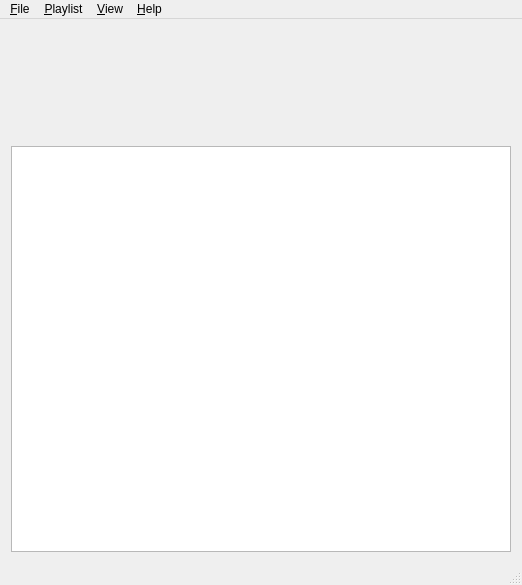
Old version of the form fluxplayer/fluxplayer.ui in the repository fluxTH/fluxplayer.
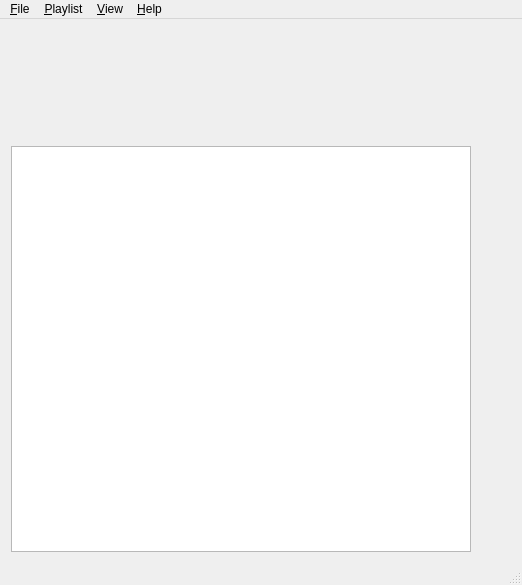
New version of the form. Custom widgets are drawn as their Qt base class.

```diff
--- a/fluxplayer/fluxplayer.ui
+++ b/fluxplayer/fluxplayer.ui
@@ -26,7 +26,24 @@
      </widget>
     </item>
     <item>
-     <widget class="FXTableView" name="playlistView"/>
+     <layout class="QHBoxLayout" name="horizontalLayout">
+      <property name="spacing">
+       <number>0</number>
+      </property>
+      <item>
+       <widget class="FXTableView" name="playlistView"/>
+      </item>
+      <item>
+       <widget class="FXVerticalAudioMeterWidget" name="levelMeter" native="true">
+        <property name="minimumSize">
+         <size>
+          <width>40</width>
+          <height>0</height>
+         </size>
+        </property>
+       </widget>
+      </item>
+     </layout>
     </item>
    </layout>
   </widget>
@@ -274,6 +291,12 @@
    <extends>QTableView</extends>
    <header>fxtableview.h</header>
   </customwidget>
+  <customwidget>
+   <class>FXVerticalAudioMeterWidget</class>
+   <extends>QWidget</extends>
+   <header>fxverticalaudiometerwidget.h</header>
+   <container>1</container>
+  </customwidget>
  </customwidgets>
  <resources>
   <include location="fluxplayer.qrc"/>
```
Left out of the diff: 2 changed lines with no effect on the pictures.
